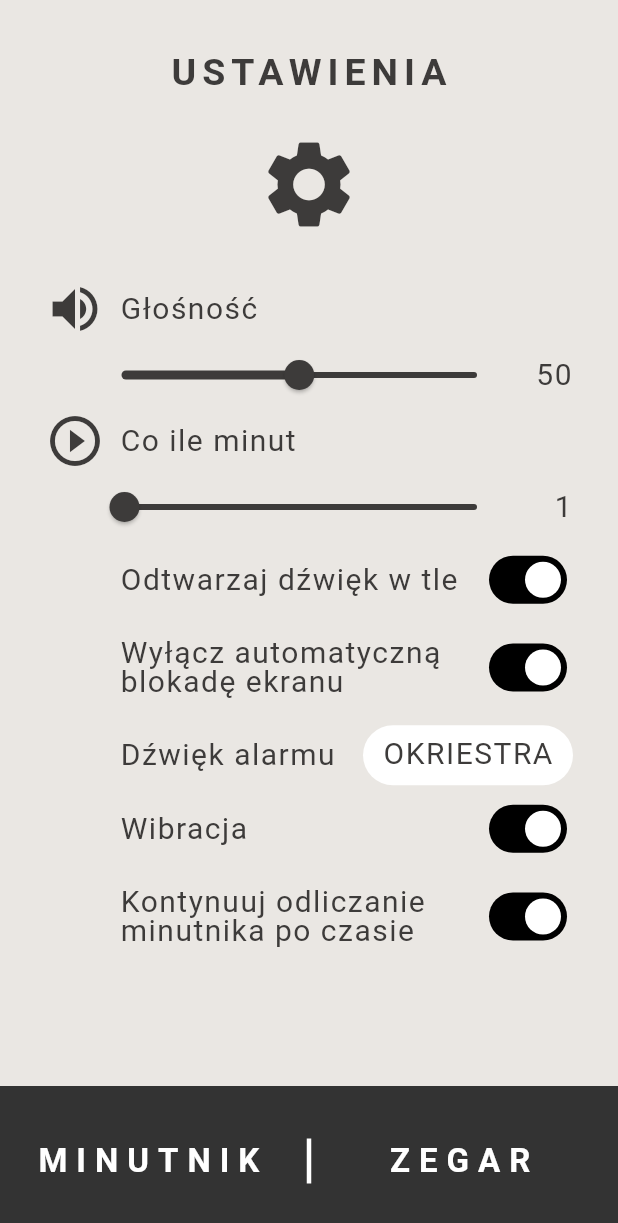
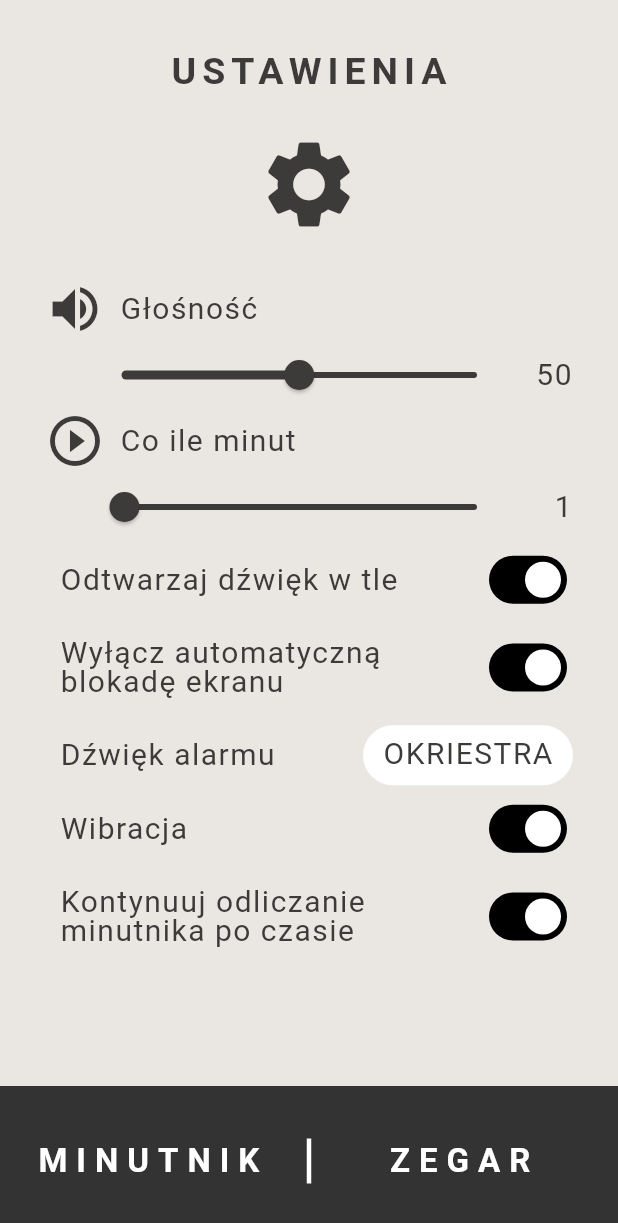
Before and after one commit to tomaszbazan/atloud, a Flutter app: the screen it shows after launch, after a tap on the "settings" icon, on a phone screen of 412 x 824 dp. Shown: the top 1223 px of the screen. Run offline on Flutter 3.47's test engine with Material 3 defaults, Android fonts, the phone set to English and light mode, and no system bars; our stand-ins replace audioplayers, device_preview, flutter_secure_storage, flutter_tts, package_info_plus, vibration and 1 more; missing offline and left inert: flutter_foreground_task, volume_controller, wheel_picker; Roboto replaces fonts that are missing (OpenSans).

Commit message:
Changed padding in settings page

```diff
--- a/lib/components/app_bar.dart
+++ b/lib/components/app_bar.dart
@@ -1,9 +1,11 @@
+import 'package:atloud/theme/theme.dart';
 import 'package:flutter/material.dart';
 
 class AppBarWidget extends StatelessWidget implements PreferredSizeWidget {
   final String text;
+  final Function()? incrementShowVersionCounter;
 
-  const AppBarWidget({super.key, required this.text});
+  const AppBarWidget({super.key, required this.text, this.incrementShowVersionCounter});
 
   @override
   Widget build(BuildContext context) {
@@ -11,7 +13,10 @@ class AppBarWidget extends StatelessWidget implements PreferredSizeWidget {
       margin: const EdgeInsetsDirectional.fromSTEB(10.0, 20.0, 10.0, 0.0),
       child: Column(
         children: [
-          AppBar(title: Text(text), automaticallyImplyLeading: false),
+          AppBar(title: TextButton(
+            onPressed: incrementShowVersionCounter != null ? () => incrementShowVersionCounter!() : null,
+            child: Text(text, style: CustomTheme.lightTheme.appBarTheme.titleTextStyle)
+          ), automaticallyImplyLeading: false),
         ],
       ),
     );
--- a/lib/settings/alarm_type_setting.dart
+++ b/lib/settings/alarm_type_setting.dart
@@ -21,10 +21,8 @@ class AlarmTypeSetting extends StatefulWidget {
 class _AlarmTypeSettingState extends State<AlarmTypeSetting> {
   @override
   Widget build(BuildContext context) {
-    const double iconSize = 40.0;
     return Row(
       children: [
-        const SizedBox(width: iconSize, height: iconSize),
         Expanded(child: Container(margin: CustomTheme.settingsItemsMarginTheme, child: Text('Dźwięk alarmu', style: CustomTheme.settingsTextTheme))),
         Container(
           width: 140,
--- a/lib/settings/boolean_widget.dart
+++ b/lib/settings/boolean_widget.dart
@@ -28,10 +28,8 @@ class _BooleanWidgetState extends State<BooleanWidget> {
 
   @override
   Widget build(BuildContext context) {
-    const double iconSize = 40.0;
     return Row(
       children: [
-        const SizedBox(width: iconSize, height: iconSize),
         Expanded(child: Container(margin: CustomTheme.settingsItemsMarginTheme, child: Text(widget.label, style: CustomTheme.settingsTextTheme))),
         Switch(
             value: _currentValue,
--- a/lib/settings/settings.dart
+++ b/lib/settings/settings.dart
@@ -49,7 +49,7 @@ class _SettingsPageState extends State<SettingsPage> {
   @override
   Widget build(BuildContext context) {
     return Scaffold(
-      appBar: const AppBarWidget(text: 'USTAWIENIA'),
+      appBar: AppBarWidget(text: 'USTAWIENIA', incrementShowVersionCounter: _incrementShowVersionCounter),
       body: FutureBuilder<SettingsData>(
         future: _loadPreferences(),
         builder: (BuildContext context, AsyncSnapshot<SettingsData> snapshot) {
--- a/lib/timer/timer.dart
+++ b/lib/timer/timer.dart
@@ -91,7 +91,7 @@ class _TimerPageState extends State<TimerPage> {
   @override
   Widget build(BuildContext context) {
     return Scaffold(
-      // appBar: AppBarWidget(text: _isTimerPage ? 'MINUTNIK' : 'ZEGAR'),
+      appBar: AppBarWidget(text: _isTimerPage ? 'MINUTNIK' : 'ZEGAR'),
       body: Center(
         child: _isPickingTime
             ? TimePickerWidget(
```
